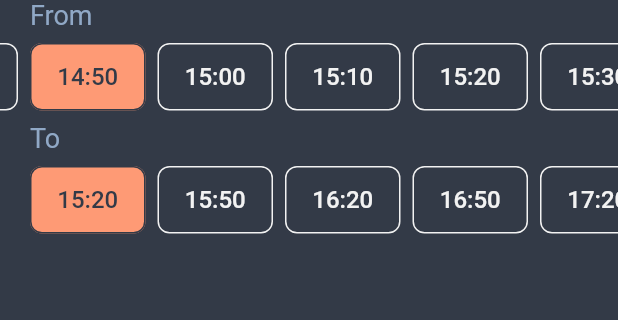
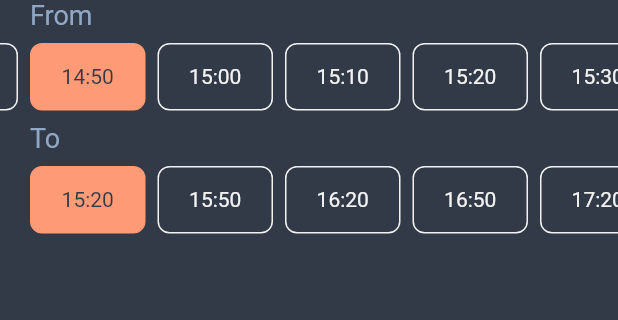
Before and after one commit to muhammadtalhasultan/time_range, a Flutter app: the screen it shows after launch, on a phone screen of 412 x 824 dp, the part 59-379 px from its top. Run offline on Flutter 3.47's test engine with Material 2 defaults, Android fonts, the phone set to English and light mode, and no system bars.

Commit message:
Fix error time button does not fit theme

```diff
--- a/example/lib/main.dart
+++ b/example/lib/main.dart
@@ -44,6 +44,7 @@ class _HomePageState extends State<HomePage> {
                 ),
               ),
             ),
+
             TimeRange(
               fromTitle: Text(
                 'From',
@@ -58,7 +59,7 @@ class _HomePageState extends State<HomePage> {
               activeTextColor: dark,
               backgroundColor: Colors.transparent,
               activeBackgroundColor: orange,
-              firstTime: TimeOfDay(hour: 14, minute: 30),
+              firstTime: TimeOfDay(hour: 8, minute: 00),
               lastTime: TimeOfDay(hour: 20, minute: 00),
               initialRange: TimeRangeResult(
                 TimeOfDay(hour: 14, minute: 50),
--- a/lib/time_button.dart
+++ b/lib/time_button.dart
@@ -41,34 +41,40 @@ class _TimeButtonState extends State<TimeButton> {
 
   @override
   Widget build(BuildContext context) {
-    return MaterialButton(
-      elevation: 0,
-      color: isSelected
-          ? widget.activeBackgroundColor ?? Theme.of(context).primaryColor
-          : widget.backgroundColor ?? Theme.of(context).backgroundColor,
-      shape: RoundedRectangleBorder(
-        borderRadius: BorderRadius.circular(8),
-        side: BorderSide(
-            color: isSelected
-                ? widget.activeTextColor ?? Colors.white
-                : widget.textColor ?? Theme.of(context).primaryColor),
-      ),
-      child: Text(
-        widget.time,
-        style: TextStyle(
-          fontSize: 16,
-          color: isSelected
-              ? widget.activeTextColor ?? Colors.white
-              : widget.textColor ?? Colors.white,
-        ),
-      ),
-      onPressed: () {
+    return GestureDetector(
+      onTap: () {
         if (!isSelected) {
           isSelected = true;
           widget.onSelect(widget.time);
         }
         setState(() {});
       },
+      child: Container(
+        decoration: BoxDecoration(
+          color: isSelected
+            ? widget.activeBackgroundColor ?? Theme.of(context).primaryColor
+            : widget.backgroundColor ?? Theme.of(context).backgroundColor,
+          borderRadius: BorderRadius.circular(8),
+          border: Border.all(
+            color: isSelected
+              ? widget.activeBackgroundColor ?? Theme.of(context).primaryColor
+              : widget.textColor ?? Theme.of(context).primaryColor
+          ),
+        ),
+        child: Center(
+          child: Padding(
+            padding: const EdgeInsets.all(8.0),
+            child: Text(
+              widget.time,
+              style: TextStyle(
+                color: isSelected
+                    ? widget.activeTextColor ?? Colors.white
+                    : widget.textColor ?? Colors.white,
+              ),
+            ),
+          ),
+        ),
+      ),
     );
   }
 }
--- a/pubspec.yaml
+++ b/pubspec.yaml
@@ -1,6 +1,6 @@
 name: time_range
 description: Flutter widget for selecting a time range. You can specify the steps between the hours, time blocks that the range must meet and widget colors.
-version: 0.1.1
+version: 0.1.2
 homepage: https://github.com/ikicodedev/time_range.git
 
 environment:
```
Also changed, not shown: example/pubspec.lock, 1 other file.
